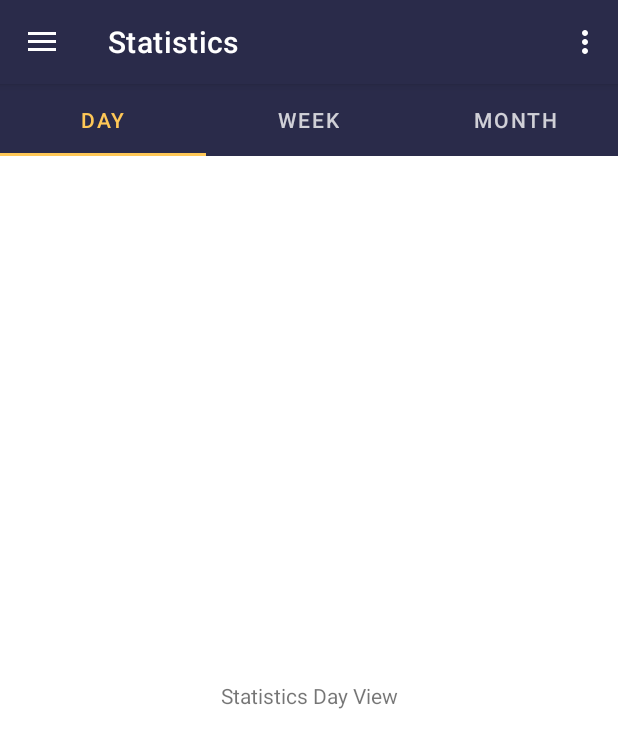
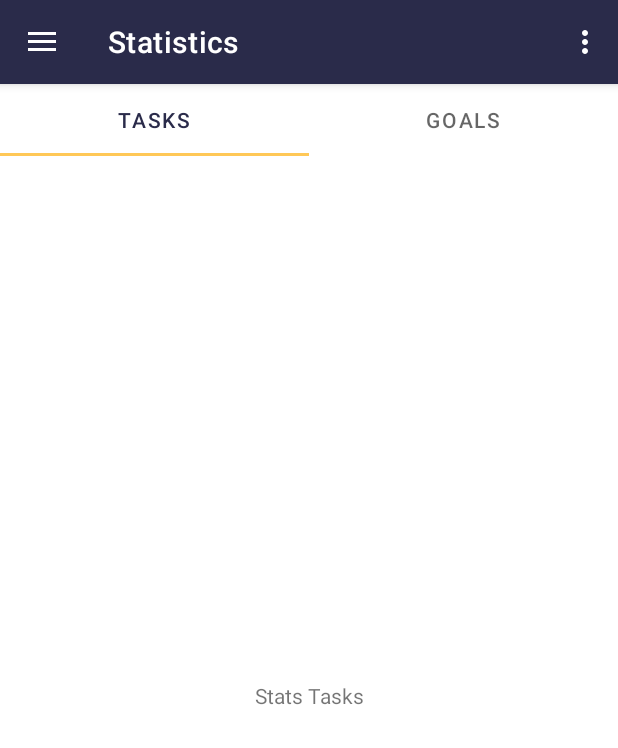
Before and after one commit to aryna93/RMIT-Group8-BITS, an Android app: the StatisticsFragment screen opened through its navigation route, in the side drawer, after a tap on "Statistics", on a phone screen of 412 x 824 dp. Shown: the top 748 px of the screen. Run offline under Robolectric (Android 15) with nearby library versions, the phone set to English and light mode, and no system bars; our stand-ins replace navigation-ui.

Commit message:
Minor changes

```diff
--- a/Hability/app/src/main/java/com/syncstorm/hability/ui/statistics/FragmentAdapterStats.kt
+++ b/Hability/app/src/main/java/com/syncstorm/hability/ui/statistics/FragmentAdapterStats.kt
@@ -8,14 +8,13 @@ import androidx.viewpager2.adapter.FragmentStateAdapter
 class FragmentAdapterStats(fragmentManager: FragmentManager, lifecycle: Lifecycle) :
     FragmentStateAdapter(fragmentManager, lifecycle) {
     override fun getItemCount(): Int {
-        return 3
+        return 2
     }
 
     override fun createFragment(p0: Int): Fragment {
-        when (p0) {
-            1 -> return StatsWeekFragment()
-            2 -> return StatsMonthFragment()
-            else -> return StatsDayFragment()
+        return when (p0) {
+            1 -> StatsGoalsFragment()
+            else -> StatsTasksFragment()
 
         }
     }
--- a/Hability/app/src/main/java/com/syncstorm/hability/ui/statistics/StatisticsFragment.kt
+++ b/Hability/app/src/main/java/com/syncstorm/hability/ui/statistics/StatisticsFragment.kt
@@ -25,51 +25,48 @@ class StatisticsFragment : Fragment() {
         inflater: LayoutInflater, container: ViewGroup?,
         savedInstanceState: Bundle?
     ): View? {
-        val v = inflater.inflate(R.layout.statistics_fragment, container, false)
-        val tabLayoutStats = v.findViewById<TabLayout>(R.id.tab_layout_stats)
-        val viewPager2Stats = v.findViewById<ViewPager2>(R.id.view_pager2_stats)
+        val view = inflater.inflate(R.layout.statistics_fragment, container, false)
+        val viewPager2Stats = view.findViewById<ViewPager2>(R.id.view_pager2_stats)
+        viewModel = StatisticsViewModel()
+        viewModel.tabLayoutStats = view.findViewById(R.id.tab_layout_stats)
 
-        var adapter = FragmentAdapterStats(childFragmentManager, lifecycle)
-        viewPager2Stats.adapter = adapter
+        viewModel.adapterStats = FragmentAdapterStats(childFragmentManager, lifecycle)
+        viewPager2Stats.adapter = viewModel.adapterStats
 
-        tabLayoutStats.addTab(tabLayoutStats.newTab().setText("Day"))
-        tabLayoutStats.addTab(tabLayoutStats.newTab().setText("Week"))
-        tabLayoutStats.addTab(tabLayoutStats.newTab().setText("Month"))
+        viewModel.tabLayoutStats?.addTab(viewModel.tabLayoutStats?.newTab()!!.setText("Tasks"))
+        viewModel.tabLayoutStats?.addTab(viewModel.tabLayoutStats?.newTab()!!.setText("Goals"))
 
-        tabLayoutStats.addOnTabSelectedListener(object : TabLayout.OnTabSelectedListener {
+        viewModel.tabLayoutStats?.addOnTabSelectedListener(object :
+            TabLayout.OnTabSelectedListener {
 
-            override fun onTabSelected(tab : TabLayout.Tab)
-            {
+            override fun onTabSelected(tab: TabLayout.Tab) {
                 viewPager2Stats.currentItem = tab.position
             }
 
-            override fun onTabUnselected(tab : TabLayout.Tab)
-            {
+            override fun onTabUnselected(tab: TabLayout.Tab) {
 
             }
 
-            override fun onTabReselected(tab : TabLayout.Tab)
-            {
+            override fun onTabReselected(tab: TabLayout.Tab) {
 
             }
 
         })
 
-        viewPager2Stats.registerOnPageChangeCallback(object : ViewPager2.OnPageChangeCallback() {
-            override fun onPageSelected(position: Int)
-            {
-                tabLayoutStats.selectTab(tabLayoutStats.getTabAt(position))
+        viewPager2Stats.registerOnPageChangeCallback(object :
+            ViewPager2.OnPageChangeCallback() {
+            override fun onPageSelected(position: Int) {
+                viewModel.tabLayoutStats?.selectTab(viewModel.tabLayoutStats?.getTabAt(position))
             }
 
         })
 
-return v
+        return view
 
     }
 
     override fun onActivityCreated(savedInstanceState: Bundle?) {
         super.onActivityCreated(savedInstanceState)
         viewModel = ViewModelProvider(this).get(StatisticsViewModel::class.java)
-        // TODO: Use the ViewModel
     }
 }
--- a/Hability/app/src/main/java/com/syncstorm/hability/ui/statistics/StatisticsViewModel.kt
+++ b/Hability/app/src/main/java/com/syncstorm/hability/ui/statistics/StatisticsViewModel.kt
@@ -1,5 +1,6 @@
 package com.syncstorm.hability.ui.statistics
 
+import android.annotation.SuppressLint
 import android.os.Bundle
 import androidx.lifecycle.LiveData
 import androidx.lifecycle.MutableLiveData
@@ -9,10 +10,10 @@ import androidx.viewpager2.widget.ViewPager2
 import com.google.android.material.tabs.TabLayout
 import com.syncstorm.hability.R
 
+@SuppressLint("StaticFieldLeak")
 class StatisticsViewModel : ViewModel() {
-    private val _text = MutableLiveData<String>().apply {
-        value = "Statistics"
-    }
-    val text: LiveData<String> = _text
 
+    var tabLayoutStats: TabLayout? = null
+    var viewPager2Stats: ViewPager2? = null
+    var adapterStats: FragmentAdapterStats? = null
 }
--- a/Hability/app/src/main/java/com/syncstorm/hability/ui/statistics/StatsDayFragment.kt
+++ /dev/null
@@ -1,60 +0,0 @@
-package com.syncstorm.hability.ui.statistics
-
-import android.os.Bundle
-import androidx.fragment.app.Fragment
-import android.view.LayoutInflater
-import android.view.View
-import android.view.ViewGroup
-import com.syncstorm.hability.R
-
-// TODO: Rename parameter arguments, choose names that match
-// the fragment initialization parameters, e.g. ARG_ITEM_NUMBER
-private const val ARG_PARAM1 = "param1"
-private const val ARG_PARAM2 = "param2"
-
-/**
- * A simple [Fragment] subclass.
- * Use the [StatsDayFragment.newInstance] factory method to
- * create an instance of this fragment.
- */
-class StatsDayFragment : Fragment() {
-    // TODO: Rename and change types of parameters
-    private var param1: String? = null
-    private var param2: String? = null
-
-    override fun onCreate(savedInstanceState: Bundle?) {
-        super.onCreate(savedInstanceState)
-        arguments?.let {
-            param1 = it.getString(ARG_PARAM1)
-            param2 = it.getString(ARG_PARAM2)
-        }
-    }
-
-    override fun onCreateView(
-        inflater: LayoutInflater, container: ViewGroup?,
-        savedInstanceState: Bundle?
-    ): View? {
-        // Inflate the layout for this fragment
-        return inflater.inflate(R.layout.fragment_stats_day, container, false)
-    }
-
-    companion object {
-        /**
-         * Use this factory method to create a new instance of
-         * this fragment using the provided parameters.
-         *
-         * @param param1 Parameter 1.
-         * @param param2 Parameter 2.
-         * @return A new instance of fragment StatsDayFragment.
-         */
-        // TODO: Rename and change types and number of parameters
-        @JvmStatic
-        fun newInstance(param1: String, param2: String) =
-            StatsDayFragment().apply {
-                arguments = Bundle().apply {
-                    putString(ARG_PARAM1, param1)
-                    putString(ARG_PARAM2, param2)
-                }
-            }
-    }
-}
--- /dev/null
+++ b/Hability/app/src/main/java/com/syncstorm/hability/ui/statistics/StatsGoalsFragment.kt
@@ -0,0 +1,24 @@
+package com.syncstorm.hability.ui.statistics
+
+import android.os.Bundle
+import androidx.fragment.app.Fragment
+import android.view.LayoutInflater
+import android.view.View
+import android.view.ViewGroup
+import com.syncstorm.hability.R
+
+class StatsGoalsFragment : Fragment() {
+
+    override fun onCreate(savedInstanceState: Bundle?) {
+        super.onCreate(savedInstanceState)
+    }
+
+    override fun onCreateView(
+        inflater: LayoutInflater, container: ViewGroup?,
+        savedInstanceState: Bundle?
+    ): View? {
+        // Inflate the layout for this fragment
+        return inflater.inflate(R.layout.fragment_stats_goals, container, false)
+    }
+
+}
--- a/Hability/app/src/main/java/com/syncstorm/hability/ui/statistics/StatsMonthFragment.kt
+++ /dev/null
@@ -1,60 +0,0 @@
-package com.syncstorm.hability.ui.statistics
-
-import android.os.Bundle
-import androidx.fragment.app.Fragment
-import android.view.LayoutInflater
-import android.view.View
-import android.view.ViewGroup
-import com.syncstorm.hability.R
-
-// TODO: Rename parameter arguments, choose names that match
-// the fragment initialization parameters, e.g. ARG_ITEM_NUMBER
-private const val ARG_PARAM1 = "param1"
-private const val ARG_PARAM2 = "param2"
-
-/**
- * A simple [Fragment] subclass.
- * Use the [StatsMonthFragment.newInstance] factory method to
- * create an instance of this fragment.
- */
-class StatsMonthFragment : Fragment() {
-    // TODO: Rename and change types of parameters
-    private var param1: String? = null
-    private var param2: String? = null
-
-    override fun onCreate(savedInstanceState: Bundle?) {
-        super.onCreate(savedInstanceState)
-        arguments?.let {
-            param1 = it.getString(ARG_PARAM1)
-            param2 = it.getString(ARG_PARAM2)
-        }
-    }
-
-    override fun onCreateView(
-        inflater: LayoutInflater, container: ViewGroup?,
-        savedInstanceState: Bundle?
-    ): View? {
-        // Inflate the layout for this fragment
-        return inflater.inflate(R.layout.fragment_stats_month, container, false)
-    }
-
-    companion object {
-        /**
-         * Use this factory method to create a new instance of
-         * this fragment using the provided parameters.
-         *
-         * @param param1 Parameter 1.
-         * @param param2 Parameter 2.
-         * @return A new instance of fragment StatsMonthFragment.
-         */
-        // TODO: Rename and change types and number of parameters
-        @JvmStatic
-        fun newInstance(param1: String, param2: String) =
-            StatsMonthFragment().apply {
-                arguments = Bundle().apply {
-                    putString(ARG_PARAM1, param1)
-                    putString(ARG_PARAM2, param2)
-                }
-            }
-    }
-}
--- /dev/null
+++ b/Hability/app/src/main/java/com/syncstorm/hability/ui/statistics/StatsTasksFragment.kt
@@ -0,0 +1,25 @@
+package com.syncstorm.hability.ui.statistics
+
+import android.os.Bundle
+import androidx.fragment.app.Fragment
+import android.view.LayoutInflater
+import android.view.View
+import android.view.ViewGroup
+import com.syncstorm.hability.R
+
+
+class StatsTasksFragment : Fragment() {
+
+
+    override fun onCreate(savedInstanceState: Bundle?) {
+        super.onCreate(savedInstanceState)
+    }
+
+    override fun onCreateView(
+        inflater: LayoutInflater, container: ViewGroup?,
+        savedInstanceState: Bundle?
+    ): View? {
+        // Inflate the layout for this fragment
+        return inflater.inflate(R.layout.fragment_stats_tasks, container, false)
+    }
+}
--- a/Hability/app/src/main/java/com/syncstorm/hability/ui/statistics/StatsWeekFragment.kt
+++ /dev/null
@@ -1,60 +0,0 @@
-package com.syncstorm.hability.ui.statistics
-
-import android.os.Bundle
-import androidx.fragment.app.Fragment
-import android.view.LayoutInflater
-import android.view.View
-import android.view.ViewGroup
-import com.syncstorm.hability.R
-
-// TODO: Rename parameter arguments, choose names that match
-// the fragment initialization parameters, e.g. ARG_ITEM_NUMBER
-private const val ARG_PARAM1 = "param1"
-private const val ARG_PARAM2 = "param2"
-
-/**
- * A simple [Fragment] subclass.
- * Use the [StatsWeekFragment.newInstance] factory method to
- * create an instance of this fragment.
- */
-class StatsWeekFragment : Fragment() {
-    // TODO: Rename and change types of parameters
-    private var param1: String? = null
-    private var param2: String? = null
-
-    override fun onCreate(savedInstanceState: Bundle?) {
-        super.onCreate(savedInstanceState)
-        arguments?.let {
-            param1 = it.getString(ARG_PARAM1)
-            param2 = it.getString(ARG_PARAM2)
-        }
-    }
-
-    override fun onCreateView(
-        inflater: LayoutInflater, container: ViewGroup?,
-        savedInstanceState: Bundle?
-    ): View? {
-        // Inflate the layout for this fragment
-        return inflater.inflate(R.layout.fragment_stats_week, container, false)
-    }
-
-    companion object {
-        /**
-         * Use this factory method to create a new instance of
-         * this fragment using the provided parameters.
-         *
-         * @param param1 Parameter 1.
-         * @param param2 Parameter 2.
-         * @return A new instance of fragment StatsWeekFragment.
-         */
-        // TODO: Rename and change types and number of parameters
-        @JvmStatic
-        fun newInstance(param1: String, param2: String) =
-            StatsWeekFragment().apply {
-                arguments = Bundle().apply {
-                    putString(ARG_PARAM1, param1)
-                    putString(ARG_PARAM2, param2)
-                }
-            }
-    }
-}
--- a/Hability/app/src/main/res/layout/fragment_stats_day.xml
+++ b/Hability/app/src/main/res/layout/fragment_stats_tasks.xml
@@ -3,13 +3,13 @@
     xmlns:tools="http://schemas.android.com/tools"
     android:layout_width="match_parent"
     android:layout_height="match_parent"
-    tools:context=".ui.statistics.StatsDayFragment">
+    tools:context=".ui.statistics.StatsTasksFragment">
 
     <!-- TODO: Update blank fragment layout -->
     <TextView
         android:layout_width="match_parent"
         android:layout_height="match_parent"
         android:gravity="center"
-        android:text="Statistics Day View" />
+        android:text="Stats Tasks" />
 
 </FrameLayout>
--- a/Hability/app/src/main/res/layout/statistics_fragment.xml
+++ b/Hability/app/src/main/res/layout/statistics_fragment.xml
@@ -10,11 +10,7 @@
         android:id="@+id/tab_layout_stats"
         android:layout_width="match_parent"
         android:layout_height="wrap_content"
-        android:background="@color/blue_secondary"
-        app:tabTextColor="#C7FFFFFF"
-        app:tabIndicatorColor="@color/yellow_primary"
-        app:tabSelectedTextColor="@color/yellow_primary"
-        app:tabBackground="@color/blue_primary"/>
+        app:tabIndicatorColor="@color/yellow_primary"/>
 
     <androidx.viewpager2.widget.ViewPager2
         android:id="@+id/view_pager2_stats"
--- a/Hability/build.gradle
+++ b/Hability/build.gradle
@@ -4,6 +4,7 @@ buildscript {
         google()
         mavenCentral()
     }
+
     dependencies {
         classpath "com.android.tools.build:gradle:7.0.3"
         classpath "org.jetbrains.kotlin:kotlin-gradle-plugin:1.5.31"
@@ -15,6 +16,7 @@ buildscript {
     }
 }
 
+
 task clean(type: Delete) {
     delete rootProject.buildDir
 }
--- a/Hability/settings.gradle
+++ b/Hability/settings.gradle
@@ -3,6 +3,7 @@ dependencyResolutionManagement {
     repositories {
         google()
         mavenCentral()
+        maven { url 'https://jitpack.io' }
         jcenter() // Warning: this repository is going to shut down soon
     }
 }
```
Also changed, not shown: Hability/app/build.gradle (+10 -0 lines), Hability/app/src/main/java/com/syncstorm/hability/database/DatabaseHelper.kt (+11 -0 lines), Hability/app/src/main/java/com/syncstorm/hability/ui/scheduler/SchedulerFragment.kt (+40 -31 lines), Hability/app/src/main/java/com/syncstorm/hability/ui/scheduler/SchedulerViewModel.kt (+4 -4 lines), Hability/app/src/main/res/layout/fragment_scheduler.xml (+7 -0 lines), Hability/app/src/main/res/layout/fragment_stats_goals.xml (renamed from Hability/app/src/main/res/layout/fragment_stats_month.xml, +5 -6 lines), Hability/app/src/main/res/layout/fragment_stats_week.xml (deleted, +0 -15 lines).
